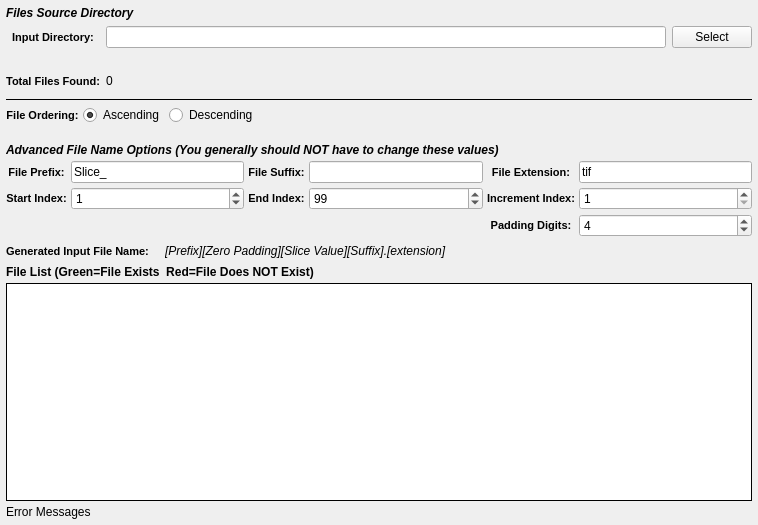
Above: Source/SVWidgetsLib/FilterParameterWidgets/UI_Files/FileListInfoWidget.ui from BlueQuartzSoftware/SIMPL before the change. Below: the same form after it.
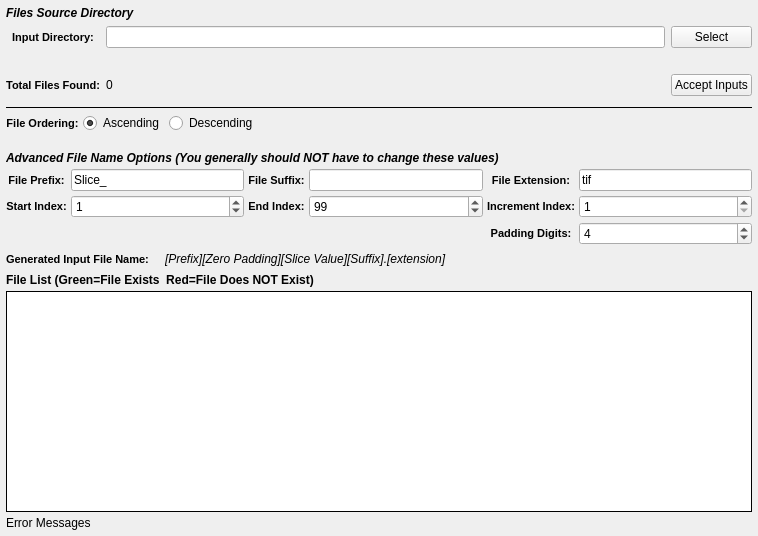
That is the form after the change. Custom widgets are drawn as their Qt base class.

Commit message: Add Accept button to FileListInfoWidget #429)

Patch:
```diff
--- a/Source/SVWidgetsLib/FilterParameterWidgets/UI_Files/FileListInfoWidget.ui
+++ b/Source/SVWidgetsLib/FilterParameterWidgets/UI_Files/FileListInfoWidget.ui
@@ -7,7 +7,7 @@
     <x>0</x>
     <y>0</y>
     <width>758</width>
-    <height>525</height>
+    <height>536</height>
    </rect>
   </property>
   <property name="title" stdset="0">
@@ -363,6 +363,13 @@
        </property>
       </widget>
      </item>
+     <item row="3" column="2">
+      <widget class="QPushButton" name="acceptBtn">
+       <property name="text">
+        <string>Accept Inputs</string>
+       </property>
+      </widget>
+     </item>
     </layout>
    </item>
    <item row="10" column="0">
```
The commit also changes 2 other files.
